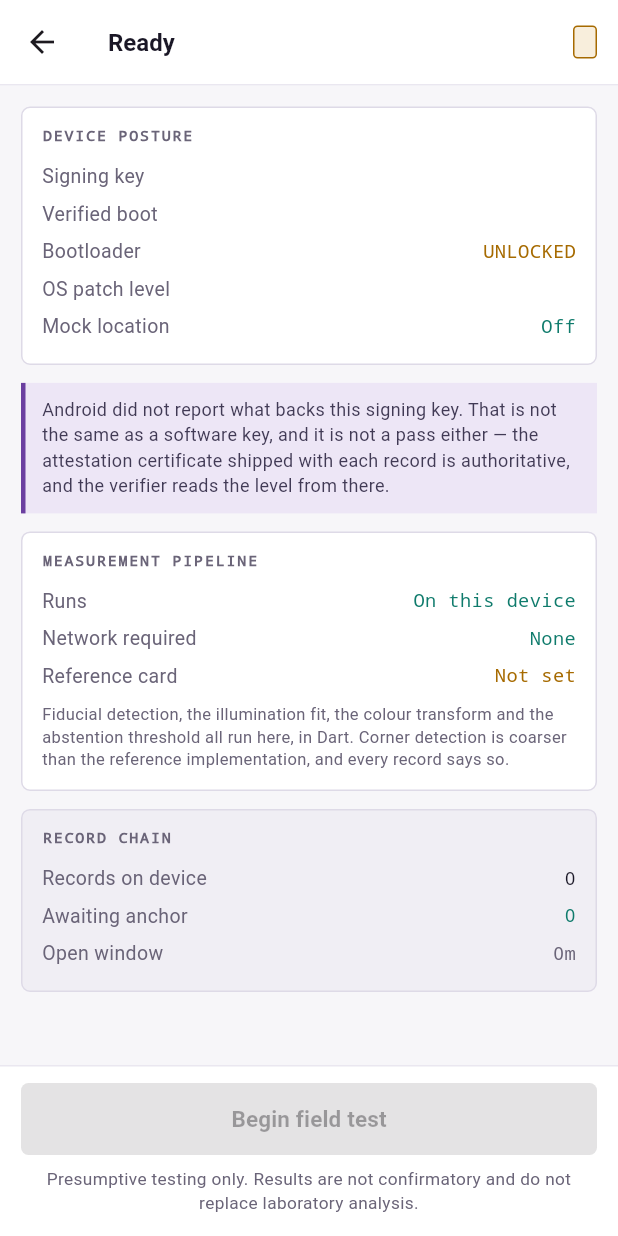
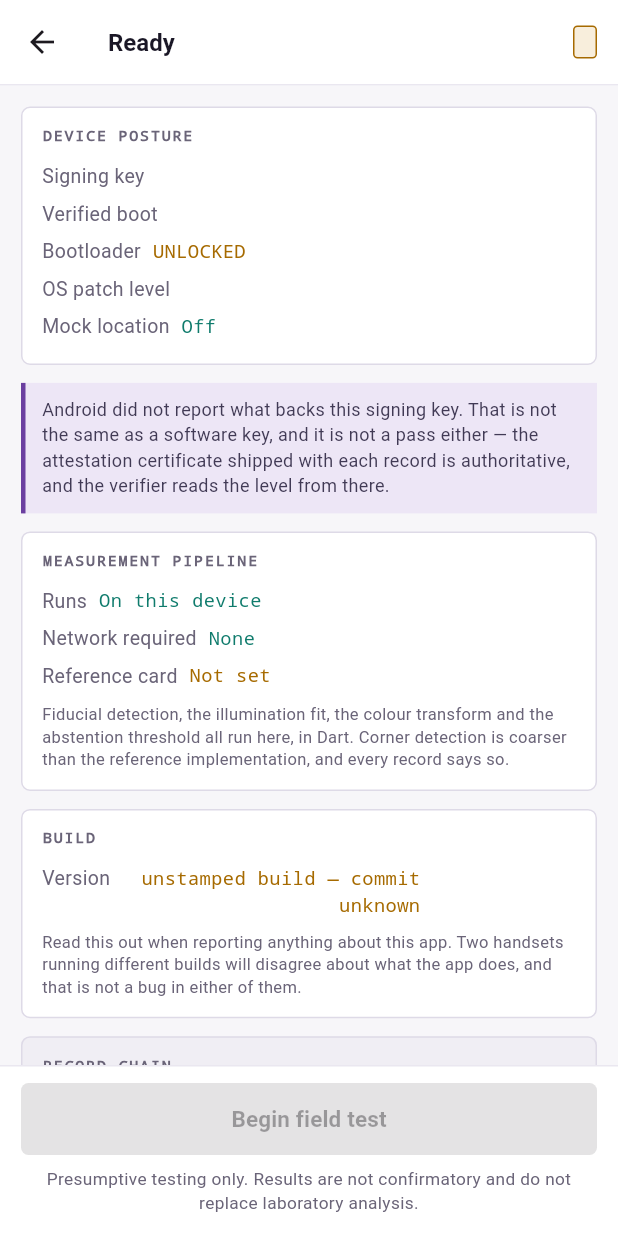
Before and after one commit to Pranav-error/sih-2026-field-drug-testing, a Flutter app: the StandbyScreen screen opened directly with empty values, on a phone screen of 412 x 824 dp. Run offline on Flutter 3.47's test engine with Material 3 defaults, Android fonts, the phone set to English and light mode, and no system bars; our stand-ins replace camera, device_info_plus, geolocator, share_plus; missing offline and left inert: pointycastle; Roboto replaces fonts that are missing (Archivo).

Commit message:
Stamp the build into the binary; make Measured stop overflowing
Reported from a tester: "there is no window to enter id or reagent, it opens the
camera directly, and every scan says inconclusive."

The flow is not the problem. flow_test.dart now drives the real widget the way a
thumb does — the app opens on the posture report, "Begin field test" reaches
SetupScreen with all five fields and STEP 1 OF 4, and nothing but Continue
reaches the camera. That screen has been there since 06577d6, weeks before any
APK anyone is holding.

The problem is that nobody could tell which build they had. Every APK sent out
was called v10; several were built from different commits, including ones from
before the canned-result fix, which is exactly what "inconclusive every time"
looks like. A build with no identity turns every report into an argument about
what was installed.

So: BuildInfo carries the commit and build date, stamped via --dart-define, and
shows on the standby screen under Build. An UNSTAMPED build says
"unstamped build — commit unknown" rather than a plausible default, because a
default would be a lie about which code is running — a test pins that, since the
test suite itself runs unstamped. build-apk.sh is now the only supported way to
build: it stamps the commit, warns when the tree is dirty, and names the file
after the commit instead of a version number somebody has to remember.

Also fixed properly: Measured overflowed its row for the third time, and the
first two times I fixed it by shortening the offending string, which left the
next caller to rediscover it. The label now yields before the value — the label
is what a reader can infer from context — and a long value wraps rather than
truncating, because a half-shown digest still looks like a value.

⚠ My first flow test asserted panel titles in sentence case; they render
uppercase. The test was wrong, not the screen.

Tests: 305 Python, 73 Dart, 88 Flutter (5 new). Verdicts agree.

Co-Authored-By: Claude Opus 5 <noreply@anthropic.com>

```diff
--- /dev/null
+++ b/app/lib/src/build_info.dart
@@ -0,0 +1,30 @@
+/// Which build this is.
+///
+/// Added because it could not be answered. Every APK sent out was called v10,
+/// several were built from different commits, and when a tester reported "there
+/// is no screen to enter the operator id" there was no way to tell whether the
+/// app was wrong or the APK was old. It was the APK — the setup screen had been
+/// there for weeks. A build with no identity turns every report into an
+/// argument about what was installed.
+///
+/// Stamped at build time:
+///
+///   flutter build apk --release \
+///     --dart-define=BUILD_COMMIT=$(git rev-parse --short HEAD) \
+///     --dart-define=BUILD_DATE=$(date -u +%Y-%m-%dT%H:%MZ)
+///
+/// Left honest when it is not: an unstamped build says so rather than showing a
+/// plausible default that would be wrong.
+library;
+
+class BuildInfo {
+  static const commit =
+      String.fromEnvironment('BUILD_COMMIT', defaultValue: '');
+  static const date = String.fromEnvironment('BUILD_DATE', defaultValue: '');
+
+  static bool get stamped => commit.isNotEmpty;
+
+  /// What to show the operator, and what to read out over the phone.
+  static String get label =>
+      stamped ? '$commit  ·  $date' : 'unstamped build — commit unknown';
+}
--- a/app/lib/src/screens.dart
+++ b/app/lib/src/screens.dart
@@ -7,6 +7,7 @@ import 'dart:typed_data';
 import 'package:flutter/material.dart';
 
 import 'models.dart';
+import 'build_info.dart';
 import 'tokens.dart';
 import 'viewfinder.dart';
 import 'widgets.dart';
@@ -121,6 +122,17 @@ class StandbyScreen extends StatelessWidget {
             'Fiducial detection, the illumination fit, the colour transform and '
             'the abstention threshold all run here, in Dart. Corner detection is '
             'coarser than the reference implementation, and every record says so.',
+            style: TextStyle(fontSize: 11, height: 1.4, color: Tokens.muted),
+          ),
+        ]),
+        Panel(title: 'Build', children: [
+          Measured('Version', BuildInfo.label,
+              tone: BuildInfo.stamped ? null : Tokens.abstain),
+          const SizedBox(height: 5),
+          const Text(
+            'Read this out when reporting anything about this app. Two handsets '
+            'running different builds will disagree about what the app does, and '
+            'that is not a bug in either of them.',
             style: TextStyle(fontSize: 11, height: 1.4, color: Tokens.muted),
           ),
         ]),
--- a/app/lib/src/widgets.dart
+++ b/app/lib/src/widgets.dart
@@ -24,12 +24,27 @@ class Measured extends StatelessWidget {
         crossAxisAlignment: CrossAxisAlignment.baseline,
         textBaseline: TextBaseline.alphabetic,
         children: [
-          Expanded(
+          // The label yields first: it is the part a reader can infer from
+          // context, and the value is the measurement. A long value used to
+          // overflow the row instead — three separate times, each caught by the
+          // responsive test and each "fixed" by shortening that one string,
+          // which left the next caller to rediscover it.
+          Flexible(
+            flex: 3,
             child: Text(label,
+                overflow: TextOverflow.ellipsis,
                 style: const TextStyle(fontSize: 13, color: Tokens.muted)),
           ),
-          Text(value,
-              style: Tokens.monoStyle(colour: tone ?? Tokens.ink)),
+          const SizedBox(width: 8),
+          Flexible(
+            flex: 4,
+            child: Text(value,
+                textAlign: TextAlign.right,
+                // Wraps rather than truncates: a half-shown digest or build id
+                // is worse than a tall row, because it still looks like a value.
+                softWrap: true,
+                style: Tokens.monoStyle(colour: tone ?? Tokens.ink)),
+          ),
           if (limit != null)
             Text('  / $limit', style: Tokens.monoStyle(colour: Tokens.muted)),
         ],
```
Also changed, not shown: 14 other files.
